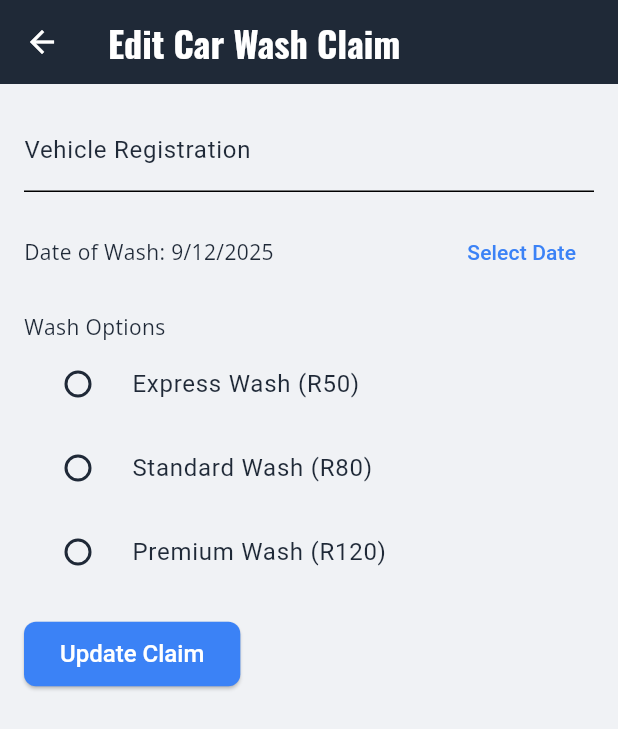
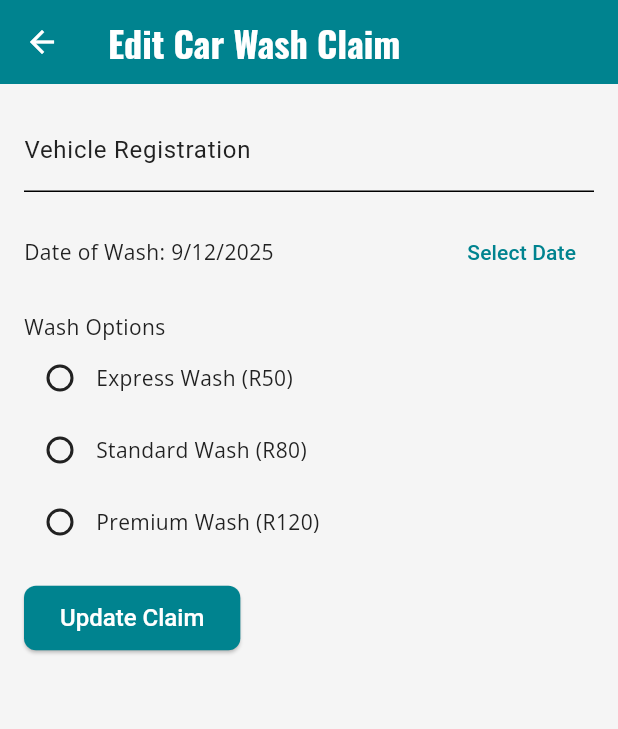
Before and after one commit to vegetamojacko/myapp, a Flutter app: the ClaimDetailsScreen screen opened directly with empty values, on a phone screen of 412 x 824 dp. Shown: the top 729 px of the screen. Run offline on Flutter 3.47's test engine with Material 3 defaults, Android fonts, the phone set to English and light mode, and no system bars; our stand-ins replace equatable, flutter_bloc, flutter_staggered_animations, flutter_svg, go_router, google_fonts and 1 more; accounts and stored records are empty; project files that could hold a hidden picture were left out.

Commit message:
Kind-vaera 8

```diff
--- a/lib/app_router.dart
+++ b/lib/app_router.dart
@@ -4,14 +4,19 @@ import 'package:go_router/go_router.dart';
 import './screens/auth_screen.dart';
 import './screens/banking_details_screen.dart';
 import './screens/subscription_screen.dart';
+import './screens/splash_screen.dart';
 import 'main.dart';
 
 class AppRouter {
   static final GoRouter router = GoRouter(
-    initialLocation: '/',
+    initialLocation: '/splash',
     routes: [
+       GoRoute(
+        path: '/splash',
+        builder: (context, state) => const SplashScreen(),
+      ),
       GoRoute(
-        path: '/',
+        path: '/auth',
         builder: (context, state) => const AuthScreen(),
       ),
       GoRoute(
--- a/lib/screens/claim_details_screen.dart
+++ b/lib/screens/claim_details_screen.dart
@@ -1,3 +1,5 @@
+// ignore_for_file: deprecated_member_use
+
 import 'package:flutter/material.dart';
 import 'package:flutter_bloc/flutter_bloc.dart';
 import 'package:intl/intl.dart';
@@ -121,14 +123,30 @@ class _ClaimDetailsScreenState extends State<ClaimDetailsScreen> {
                 ),
                 const SizedBox(height: 16),
                 const Text('Wash Options'),
-                _RadioGroup(
-                  selectedValue: _selectedWash,
-                  onChanged: (String? value) {
-                    setState(() {
-                      _selectedWash = value!;
-                    });
-                  },
-                  options: _washOptions,
+                Column(
+                  children: _washOptions.map((option) {
+                    return InkWell(
+                      onTap: () {
+                        setState(() {
+                          _selectedWash = option['value']!;
+                        });
+                      },
+                      child: Row(
+                        children: [
+                          Radio<String>(
+                            value: option['value']!,
+                            groupValue: _selectedWash,
+                            onChanged: (String? value) {
+                              setState(() {
+                                _selectedWash = value!;
+                              });
+                            },
+                          ),
+                          Text(option['title']!),
+                        ],
+                      ),
+                    );
+                  }).toList(),
                 ),
                 const SizedBox(height: 16),
                 ElevatedButton(
@@ -143,47 +161,3 @@ class _ClaimDetailsScreenState extends State<ClaimDetailsScreen> {
     );
   }
 }
-
-class _RadioGroup extends StatefulWidget {
-  final String selectedValue;
-  final ValueChanged<String?> onChanged;
-  final List<Map<String, String>> options;
-
-  const _RadioGroup({
-    required this.selectedValue,
-    required this.onChanged,
-    required this.options,
-  });
-
-  @override
-  State<_RadioGroup> createState() => _RadioGroupState();
-}
-
-class _RadioGroupState extends State<_RadioGroup> {
-  late String _selectedValue;
-
-  @override
-  void initState() {
-    super.initState();
-    _selectedValue = widget.selectedValue;
-  }
-
-  @override
-  Widget build(BuildContext context) {
-    return Column(
-      children: widget.options.map((option) {
-        return RadioListTile<String>(
-          title: Text(option['title']!),
-          value: option['value']!,
-          groupValue: _selectedValue,
-          onChanged: (String? value) {
-            setState(() {
-              _selectedValue = value!;
-            });
-            widget.onChanged(value);
-          },
-        );
-      }).toList(),
-    );
-  }
-}
--- a/lib/screens/profile_screen.dart
+++ b/lib/screens/profile_screen.dart
@@ -159,7 +159,7 @@ class ProfileScreen extends StatelessWidget {
                 title: const Text('Logout'),
                 trailing: const Icon(Icons.logout),
                 onTap: () {
-                  context.go('/');
+                  context.go('/auth');
                 },
               ),
             ],
--- a/lib/utils/app_colors.dart
+++ b/lib/utils/app_colors.dart
@@ -1,27 +1,34 @@
-
 import 'package:flutter/material.dart';
 
 class AppColors {
-  // Base Palette (Neutrals)
-  static const Color background = Color(0xFFF0F2F5);
-  static const Color contentCard = Color(0xFFFFFFFF);
-  static const Color primaryText = Color(0xFF1F2937);
-  static const Color darkGradientStart = Color(0xFF1F2937);
-  static const Color darkGradientEnd = Color(0xFF111827);
+  // Palette from the new logo
+  static const Color primaryColor = Color(0xFF00838F); // Teal from logo
+  static const Color accentColor = Color(0xFFF57C00);  // Orange from logo
 
-  // Accent Palette (Action & Status Colors)
-  static const Color primaryActionStart = Color(0xFF3B82F6);
-  static const Color primaryActionEnd = Color(0xFF6366F1);
+  // Light Theme
+  static const Color lightBackground = Color(0xFFF5F5F5);
+  static const Color lightPrimaryText = Color(0xFF212121);
+  static const Color lightCard = Colors.white;
 
-  // Semantic Colors - Pending
-  static const Color pendingBackground = Color(0xFFFEF3C7);
-  static const Color pendingText = Color(0xFF92400E);
+  // Dark Theme
+  static const Color darkBackground = Color(0xFF121212);
+  static const Color darkPrimaryText = Colors.white;
+  static const Color darkCard = Color(0xFF212121);
 
-  // Semantic Colors - Completed
-  static const Color completedBackground = Color(0xFFD1FAE5);
-  static const Color completedText = Color(0xFF065F46);
+  // Semantic Colors (retained for status indicators)
+  static const Color pendingBackground = Color(0xFFFFFDE7);
+  static const Color pendingText = Color(0xFF8D6E63);
+  static const Color completedBackground = Color(0xFFE8F5E9);
+  static const Color completedText = Color(0xFF2E7D32);
+  static const Color failedBackground = Color(0xFFFFEBEE);
+  static const Color failedText = Color(0xFFC62828);
 
-  // Semantic Colors - Failed
-  static const Color failedBackground = Color(0xFFFEE2E2);
-  static const Color failedText = Color(0xFF991B1B);
+  // Deprecated colors - to be removed in a future update
+  static const Color background = lightBackground;
+  static const Color contentCard = lightCard;
+  static const Color primaryText = lightPrimaryText;
+  static const Color darkGradientStart = darkBackground;
+  static const Color darkGradientEnd = darkBackground;
+  static const Color primaryActionStart = primaryColor;
+  static const Color primaryActionEnd = accentColor;
 }
--- a/pubspec.yaml
+++ b/pubspec.yaml
@@ -44,6 +44,7 @@ dependencies:
   intl: ^0.20.2
   uuid: ^4.5.1
   go_router: ^16.2.1
+  flutter_svg: ^2.2.1
 
 dev_dependencies:
   flutter_test:
@@ -68,9 +69,8 @@ flutter:
   uses-material-design: true
 
   # To add assets to your application, add an assets section, like this:
-  # assets:
-  #   - images/a_dot_burr.jpeg
-  #   - images/a_dot_ham.jpeg
+  assets:
+    - assets/
 
   # An image asset can refer to one or more resolution-specific "variants", see
   # https://flutter.dev/to/resolution-aware-images
```
Also changed, not shown: lib/main.dart (+22 -22 lines), lib/screens/auth_screen.dart (+11 -0 lines), lib/screens/home_screen.dart (+8 -5 lines), lib/screens/splash_screen.dart (added, +34 -0 lines), assets/Candibean.svg (added), pubspec.lock, 1 other file.
